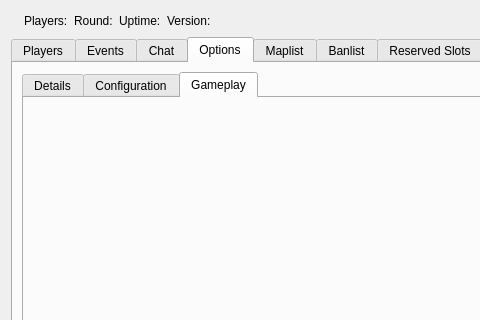
First picture: the form in Client/bf4/BF4.ui, repository OpenRcon/OpenRcon, before the edit; both pictures show x 0 to 480 and y 0 to 320 of the 922 by 556 pixel window.
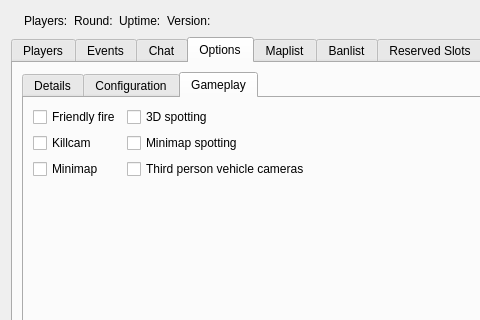
Second picture: the form after the edit. The open tabs and pages were chosen to show the change. Icons and pictures are not drawn.

Commit message: Implemented friendlyFire, killCam, commander and public spectators in BF4.

The edit to the form file:
```diff
--- a/Client/bf4/BF4.ui
+++ b/Client/bf4/BF4.ui
@@ -457,6 +457,84 @@
           <attribute name="title">
            <string>Gameplay</string>
           </attribute>
+          <layout class="QGridLayout" name="gridLayout_17">
+           <item row="0" column="0">
+            <layout class="QVBoxLayout" name="verticalLayout_6">
+             <item>
+              <widget class="QCheckBox" name="checkBox_so_go_friendlyFire">
+               <property name="text">
+                <string>Friendly fire</string>
+               </property>
+              </widget>
+             </item>
+             <item>
+              <widget class="QCheckBox" name="checkBox_so_go_killCam">
+               <property name="text">
+                <string>Killcam</string>
+               </property>
+              </widget>
+             </item>
+             <item>
+              <widget class="QCheckBox" name="checkBox_so_go_miniMap">
+               <property name="text">
+                <string>Minimap</string>
+               </property>
+              </widget>
+             </item>
+            </layout>
+           </item>
+           <item row="0" column="1">
+            <layout class="QVBoxLayout" name="verticalLayout_7">
+             <item>
+              <widget class="QCheckBox" name="checkBox_so_go_3dSpotting">
+               <property name="text">
+                <string>3D spotting</string>
+               </property>
+              </widget>
+             </item>
+             <item>
+              <widget class="QCheckBox" name="checkBox_so_go_miniMapSpotting">
+               <property name="text">
+                <string>Minimap spotting</string>
+               </property>
+              </widget>
+             </item>
+             <item>
+              <widget class="QCheckBox" name="checkBox_so_go_thirdPersonVehicleCameras">
+               <property name="text">
+                <string>Third person vehicle cameras</string>
+               </property>
+              </widget>
+             </item>
+            </layout>
+           </item>
+           <item row="0" column="2">
+            <spacer name="horizontalSpacer_9">
+             <property name="orientation">
+              <enum>Qt::Horizontal</enum>
+             </property>
+             <property name="sizeHint" stdset="0">
+              <size>
+               <width>502</width>
+               <height>20</height>
+              </size>
+             </property>
+            </spacer>
+           </item>
+           <item row="1" column="0">
+            <spacer name="verticalSpacer_9">
+             <property name="orientation">
+              <enum>Qt::Vertical</enum>
+             </property>
+             <property name="sizeHint" stdset="0">
+              <size>
+               <width>20</width>
+               <height>319</height>
+              </size>
+             </property>
+            </spacer>
+           </item>
+          </layout>
          </widget>
         </widget>
        </item>
```
Left out of the diff: 141 changed lines with no effect on the pictures. The commit also changes 4 other files.
